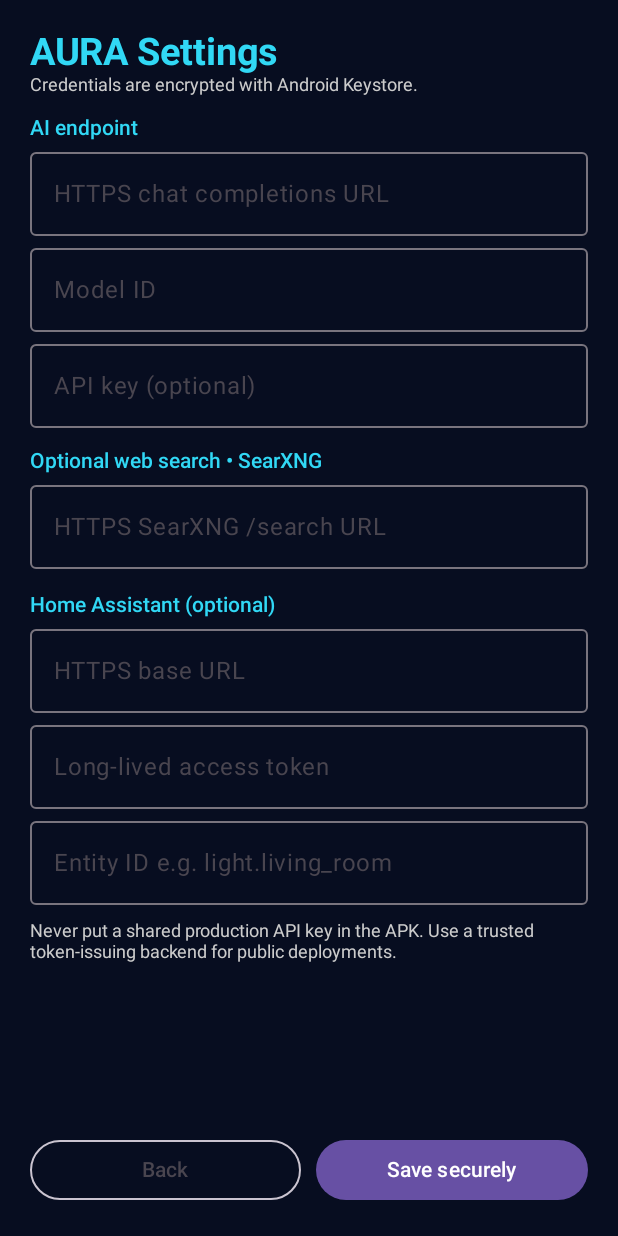
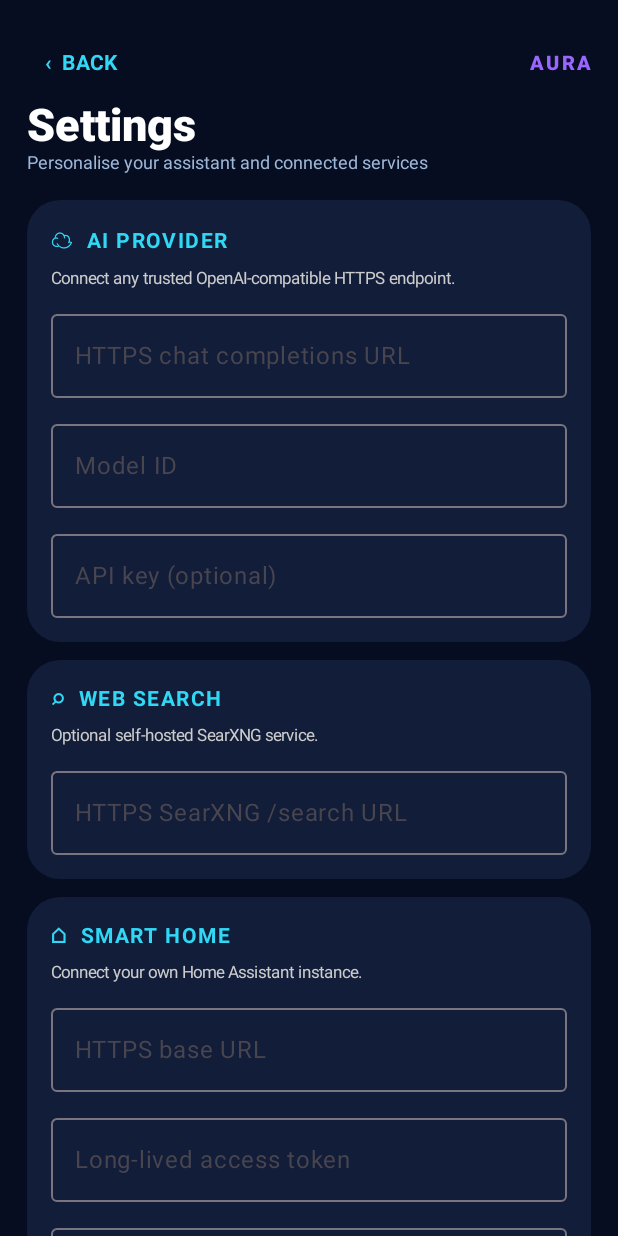
Before and after one commit to Joe-cell-ai/AURA, an Android app built with Jetpack Compose: the composable SettingsScreen called with empty values, on a phone screen of 412 x 824 dp. Run offline under Robolectric (Android 15) with nearby library versions, the phone set to English and light mode, and no system bars.

Commit message:
Restyle AURA settings with premium service cards

```diff
--- a/app/src/main/java/org/aura/assistant/MainActivity.kt
+++ b/app/src/main/java/org/aura/assistant/MainActivity.kt
@@ -711,29 +711,50 @@ private fun SettingsScreen(
     haEntity: String, onHaEntity: (String) -> Unit,
     onSave: () -> Unit, onBack: () -> Unit
 ) {
-    Column(Modifier.fillMaxSize().background(Ink).verticalScroll(rememberScrollState()).padding(20.dp)) {
-        Text("AURA Settings", color = Cyan, fontSize = 25.sp, fontWeight = FontWeight.Bold)
-        Text("Credentials are encrypted with Android Keystore.", color = Color.LightGray, fontSize = 12.sp)
-        Spacer(Modifier.height(14.dp))
-        Text("AI endpoint", color = Cyan, fontWeight = FontWeight.SemiBold)
+    Column(Modifier.fillMaxSize().background(Ink).verticalScroll(rememberScrollState()).padding(18.dp)) {
+        Row(Modifier.fillMaxWidth(), verticalAlignment = Alignment.CenterVertically) {
+            TextButton(onClick = onBack) { Text("‹  BACK", color = Cyan, fontWeight = FontWeight.Bold) }
+            Spacer(Modifier.weight(1f))
+            Text("AURA", color = Violet, fontSize = 13.sp, fontWeight = FontWeight.ExtraBold, letterSpacing = 2.sp)
+        }
+        Text("Settings", color = Color.White, fontSize = 30.sp, fontWeight = FontWeight.ExtraBold)
+        Text("Personalise your assistant and connected services", color = Color(0xFF9DB7D8), fontSize = 12.sp)
+        Spacer(Modifier.height(18.dp))
+        Card(colors = CardDefaults.cardColors(containerColor = Panel), shape = RoundedCornerShape(22.dp)) {
+            Column(Modifier.fillMaxWidth().padding(16.dp), verticalArrangement = Arrangement.spacedBy(9.dp)) {
+                Text("☁  AI PROVIDER", color = Cyan, fontWeight = FontWeight.Bold, letterSpacing = 1.sp)
+                Text("Connect any trusted OpenAI-compatible HTTPS endpoint.", color = Color.LightGray, fontSize = 11.sp)
                 OutlinedTextField(endpoint, onEndpoint, Modifier.fillMaxWidth(), label = { Text("HTTPS chat completions URL") }, singleLine = true)
                 OutlinedTextField(model, onModel, Modifier.fillMaxWidth(), label = { Text("Model ID") }, singleLine = true)
                 OutlinedTextField(apiKey, onApiKey, Modifier.fillMaxWidth(), label = { Text("API key (optional)") }, singleLine = true, visualTransformation = PasswordVisualTransformation())
-        Spacer(Modifier.height(14.dp))
-        Text("Optional web search • SearXNG", color = Cyan, fontWeight = FontWeight.SemiBold)
+            }
+        }
+        Spacer(Modifier.height(12.dp))
+        Card(colors = CardDefaults.cardColors(containerColor = Panel), shape = RoundedCornerShape(22.dp)) {
+            Column(Modifier.fillMaxWidth().padding(16.dp), verticalArrangement = Arrangement.spacedBy(9.dp)) {
+                Text("⌕  WEB SEARCH", color = Cyan, fontWeight = FontWeight.Bold, letterSpacing = 1.sp)
+                Text("Optional self-hosted SearXNG service.", color = Color.LightGray, fontSize = 11.sp)
                 OutlinedTextField(webSearchEndpoint, onWebSearchEndpoint, Modifier.fillMaxWidth(), label = { Text("HTTPS SearXNG /search URL") }, singleLine = true)
-        Spacer(Modifier.height(16.dp))
-        Text("Home Assistant (optional)", color = Cyan, fontWeight = FontWeight.SemiBold)
+            }
+        }
+        Spacer(Modifier.height(12.dp))
+        Card(colors = CardDefaults.cardColors(containerColor = Panel), shape = RoundedCornerShape(22.dp)) {
+            Column(Modifier.fillMaxWidth().padding(16.dp), verticalArrangement = Arrangement.spacedBy(9.dp)) {
+                Text("⌂  SMART HOME", color = Cyan, fontWeight = FontWeight.Bold, letterSpacing = 1.sp)
+                Text("Connect your own Home Assistant instance.", color = Color.LightGray, fontSize = 11.sp)
                 OutlinedTextField(haUrl, onHaUrl, Modifier.fillMaxWidth(), label = { Text("HTTPS base URL") }, singleLine = true)
                 OutlinedTextField(haToken, onHaToken, Modifier.fillMaxWidth(), label = { Text("Long-lived access token") }, singleLine = true, visualTransformation = PasswordVisualTransformation())
                 OutlinedTextField(haEntity, onHaEntity, Modifier.fillMaxWidth(), label = { Text("Entity ID e.g. light.living_room") }, singleLine = true)
-        Spacer(Modifier.height(10.dp))
-        Text("Never put a shared production API key in the APK. Use a trusted token-issuing backend for public deployments.",
-            color = Color.LightGray, fontSize = 12.sp)
-        Spacer(Modifier.weight(1f))
-        Row(horizontalArrangement = Arrangement.spacedBy(10.dp)) {
-            OutlinedButton(onClick = onBack, modifier = Modifier.weight(1f)) { Text("Back") }
-            Button(onClick = onSave, modifier = Modifier.weight(1f)) { Text("Save securely") }
             }
         }
+        Spacer(Modifier.height(12.dp))
+        Card(colors = CardDefaults.cardColors(containerColor = Color(0xFF142C42)), shape = RoundedCornerShape(18.dp)) {
+            Text("✓  Credentials are encrypted with Android Keystore. Never embed a shared production API key in the APK.", Modifier.padding(14.dp), color = Color(0xFFBDEEFF), fontSize = 11.sp)
         }
+        Spacer(Modifier.height(18.dp))
+        Button(onClick = onSave, modifier = Modifier.fillMaxWidth().height(52.dp), colors = ButtonDefaults.buttonColors(containerColor = Color(0xFF2456D8)), shape = RoundedCornerShape(16.dp)) {
+            Text("Save securely", fontWeight = FontWeight.Bold)
+        }
+        Spacer(Modifier.height(12.dp))
+    }
+}
```
Lines whose indentation alone changed are shown as unchanged.
